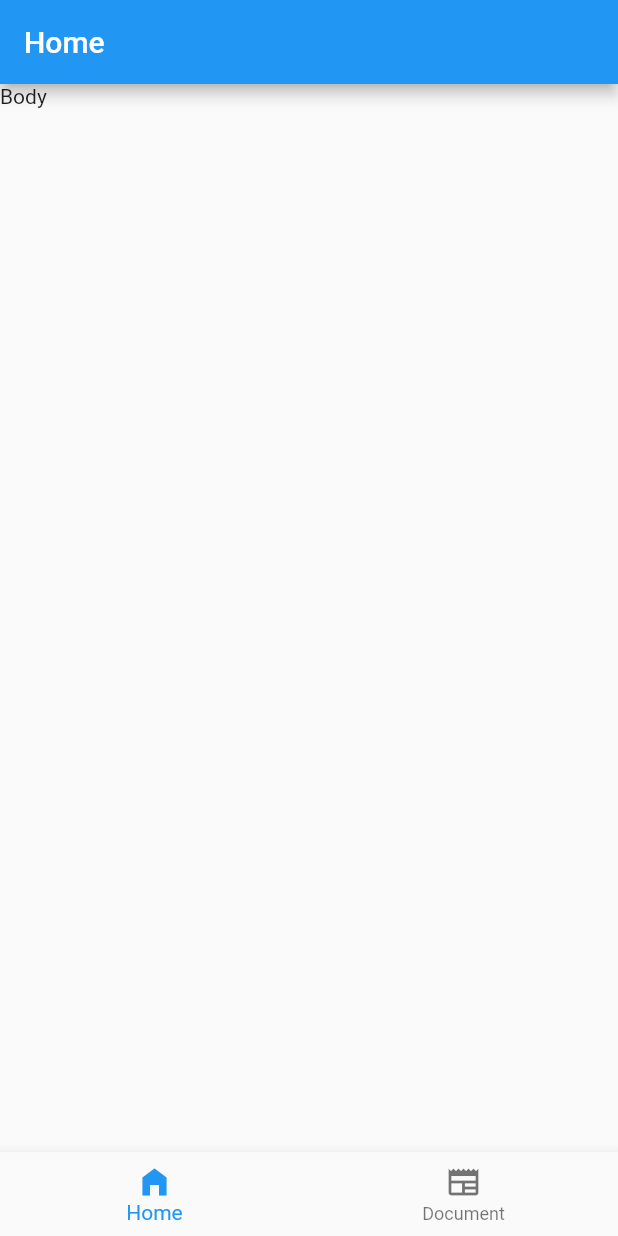
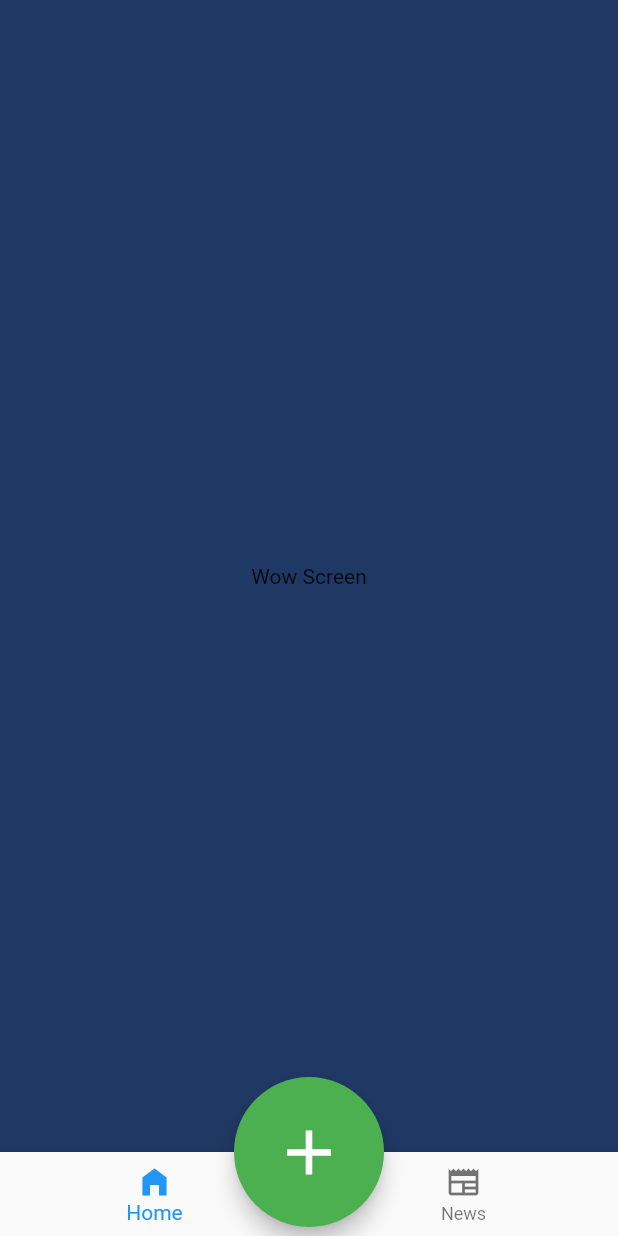
Before and after one commit to Google-LLMN/airvibe, a Flutter app: the screen it shows after launch, on a phone screen of 412 x 824 dp. Run offline on Flutter 3.47's test engine with Material 2 defaults, Android fonts, the phone set to English and light mode, and no system bars.

Commit message:
Add more features to the app!

```diff
--- /dev/null
+++ b/lib/home.dart
@@ -0,0 +1,13 @@
+import 'package:flutter/material.dart';
+
+
+class HomeScreen extends StatelessWidget {
+  const HomeScreen({super.key});
+
+  @override
+  Widget build(BuildContext context) {
+    return Center(
+      child: Text('Wow Screen'),
+    );
+  }
+}
--- a/lib/main.dart
+++ b/lib/main.dart
@@ -1,33 +1,91 @@
-import 'dart:ui';
+import 'package:flutter/material.dart';
+import 'package:flutter/services.dart';
+import 'home.dart' show HomeScreen;
+import 'news.dart' show NewsScreen;
+import 'add.dart' show AddScreen;
 
-import 'package:flutter/material.dart';
 
-// Run the Application
-void main() {
-  runApp(const MainWindow());
-}
+// Main method used to run an app. Very important!!!!111
+void main() => runApp(const MainStuff());
 
-// Main Window Class
-class MainWindow extends StatelessWidget {
-  const MainWindow({super.key});
+// A class for Welcome Page. (Used to)
+// It contains the style of top bar (Where the time, battery, and wifi are )
+// Also a house for Welcome Page.
+class MainStuff extends StatelessWidget {
+  final SystemUiOverlayStyle _style =
+      const SystemUiOverlayStyle(statusBarColor: Color.fromARGB(255, 32, 56, 100));
+
+  const MainStuff({super.key});
 
   @override
   Widget build(BuildContext context) {
-    return MaterialApp(
-      home: Scaffold(
-        appBar: AppBar(
-          title: const Text("Home"),
-        ),
-        body: Text("Body"),
-        bottomNavigationBar: BottomNavigationBar(
-          items: const [
-            BottomNavigationBarItem(
-                icon: Icon(Icons.home_filled), label: 'Home'),
-            BottomNavigationBarItem(
-                icon: Icon(Icons.newspaper_outlined), label: 'Document')
-          ],
-        ),
-      ),
+    SystemChrome.setSystemUIOverlayStyle(_style);
+    return const MaterialApp(
+      home: MainStatefullWidget(),
     );
   }
 }
+
+// Called by the Welcome Page
+// This is a scaffold where it provide various widget such as bottomAppBar
+class MainStatefullWidget extends StatefulWidget {
+  const MainStatefullWidget({super.key});
+
+  @override
+  State<MainStatefullWidget> createState() => _MainStatefullWidgetState();
+}
+
+class _MainStatefullWidgetState extends State<MainStatefullWidget> {
+  int _selectedIndex = 0;
+
+  // Define the pages and screens that correspond to each BottomNavigationBarItem.
+  // i.e. When pressed the first button (from left), it will go to HomeScreen()
+  final List<Widget> _pages = [
+    const HomeScreen(),
+    const NewsScreen(),
+  ];
+
+  // Function to handle the tap event of the BottomNavigationBar
+  void _onItemTapped(int index) {
+    setState(() {
+      _selectedIndex = index;
+    });
+  }
+
+  @override
+  Widget build(BuildContext context) {
+    return Scaffold(
+      body: _pages[_selectedIndex],
+      backgroundColor: const Color.fromARGB(255, 32, 56, 100),
+      bottomNavigationBar: BottomNavigationBar(
+        onTap: _onItemTapped,
+        selectedItemColor: Colors.blue,
+        currentIndex: _selectedIndex,
+        items: const [
+          BottomNavigationBarItem(
+            icon: Icon(Icons.home_filled),
+            label: "Home",
+          ),
+          BottomNavigationBarItem(icon: Icon(Icons.newspaper), label: "News")
+        ],
+      ),
+      floatingActionButton: SizedBox(
+        width: 100,
+        height: 100,
+        child: FloatingActionButton(
+          tooltip: 'Add',
+          heroTag: 'AddScreenTag',
+          onPressed: () {
+            Navigator.push(
+                context, MaterialPageRoute(builder: (context) => const AddScreen()));
+          },
+          shape:
+              RoundedRectangleBorder(borderRadius: BorderRadius.circular(100)),
+          backgroundColor: Colors.green,
+          child: const Icon(Icons.add, size: 50, color: Colors.white),
+        ),
+      ),
+      floatingActionButtonLocation: FloatingActionButtonLocation.centerDocked,
+    );
+  }
+}
```
Also changed, not shown: lib/add.dart (added, +13 -0 lines), lib/news.dart (added, +12 -0 lines), 1 other file.
